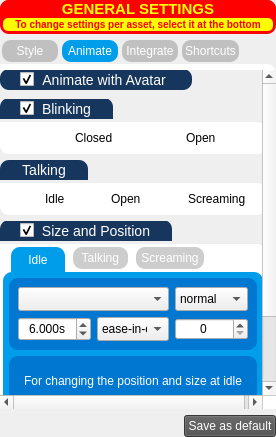
Qt form UI/settingsWidget.ui (Gemmstone/PyNGtuber) before a commit.
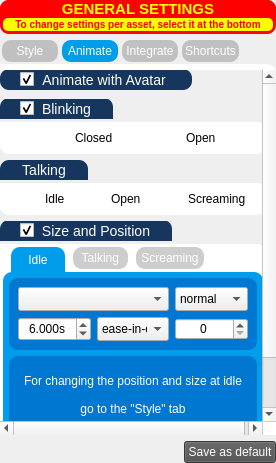
The same form after that commit. The open tabs and pages were chosen to show the change. Icons and pictures are not drawn.

Commit message: Fixed general settings - Now it only changes the attribute you changed instead of changing everything

```diff
--- a/UI/settingsWidget.ui
+++ b/UI/settingsWidget.ui
@@ -7,7 +7,7 @@
     <x>0</x>
     <y>0</y>
     <width>276</width>
-    <height>437</height>
+    <height>463</height>
    </rect>
   </property>
   <property name="sizePolicy">
@@ -1419,7 +1419,7 @@
           <property name="geometry">
            <rect>
             <x>0</x>
-            <y>-115</y>
+            <y>0</y>
             <width>264</width>
             <height>430</height>
            </rect>
```
The commit also changes 1 other file.
